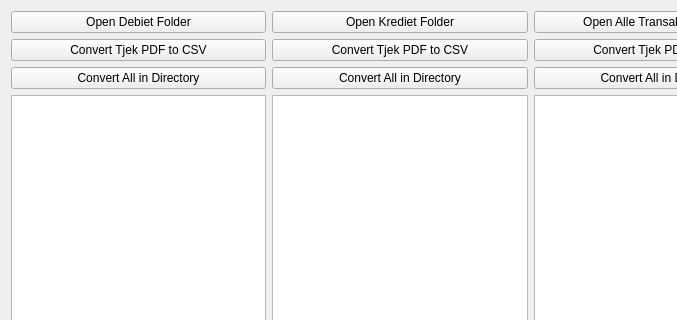
dschoonwinkel/StateAnalise, file form.ui: the form before one commit; both pictures show x 0 to 677 and y 0 to 320 of the 800 by 600 pixel window.
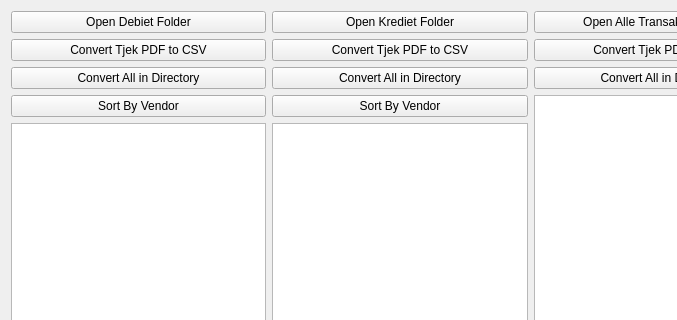
The form after the commit.

Commit message: Before major change to sort_by_vendor.py

What changed in the file:
```diff
--- a/form.ui
+++ b/form.ui
@@ -41,6 +41,13 @@
            </property>
           </widget>
          </item>
+         <item>
+          <widget class="QPushButton" name="buttonDebietSortVendor">
+           <property name="text">
+            <string>Sort By Vendor</string>
+           </property>
+          </widget>
+         </item>
          <item>
           <widget class="QListView" name="ListViewDebietFiles"/>
          </item>
@@ -69,6 +76,13 @@
            </property>
           </widget>
          </item>
+         <item>
+          <widget class="QPushButton" name="buttonKredietSortVendor">
+           <property name="text">
+            <string>Sort By Vendor</string>
+           </property>
+          </widget>
+         </item>
          <item>
           <widget class="QListView" name="ListViewKredietFiles"/>
          </item>
```
The commit also changes 11 other files.
